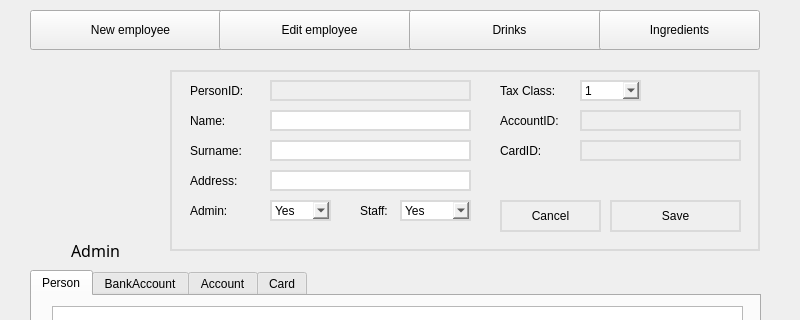
Old version of the form adminwindow.ui in the repository oleksa-oleksa/Coffee_Vending_Machine_Project; both pictures show x 0 to 800 and y 0 to 320 of the 800 by 623 pixel window.
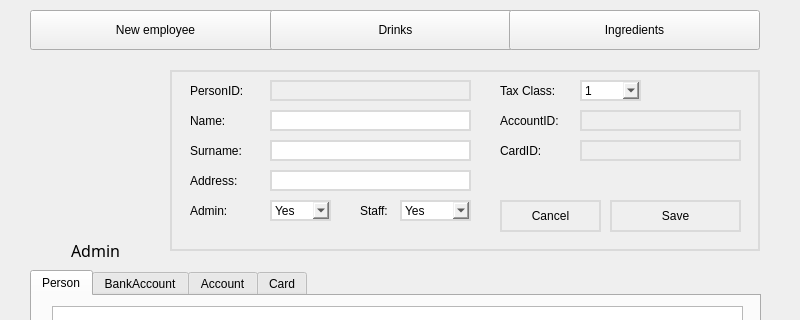
New version of the form. Icons and pictures are not drawn.

Patch:
```diff
--- a/adminwindow.ui
+++ b/adminwindow.ui
@@ -200,7 +200,7 @@
     <rect>
      <x>30</x>
      <y>10</y>
-     <width>201</width>
+     <width>251</width>
      <height>40</height>
     </rect>
    </property>
@@ -208,19 +208,6 @@
     <string>New employee</string>
    </property>
   </widget>
-  <widget class="QPushButton" name="buttonEditEmployee">
-   <property name="geometry">
-    <rect>
-     <x>219</x>
-     <y>10</y>
-     <width>201</width>
-     <height>40</height>
-    </rect>
-   </property>
-   <property name="text">
-    <string>Edit employee</string>
-   </property>
-  </widget>
   <widget class="QLabel" name="labelAdminProfilePhoto">
    <property name="geometry">
     <rect>
@@ -243,9 +230,9 @@
   <widget class="QPushButton" name="buttonViewDrinksRecipe">
    <property name="geometry">
     <rect>
-     <x>409</x>
+     <x>270</x>
      <y>10</y>
-     <width>201</width>
+     <width>251</width>
      <height>40</height>
     </rect>
    </property>
@@ -256,9 +243,9 @@
   <widget class="QPushButton" name="buttonIngredientStatus">
    <property name="geometry">
     <rect>
-     <x>599</x>
+     <x>509</x>
      <y>10</y>
-     <width>161</width>
+     <width>251</width>
      <height>40</height>
     </rect>
    </property>
```
